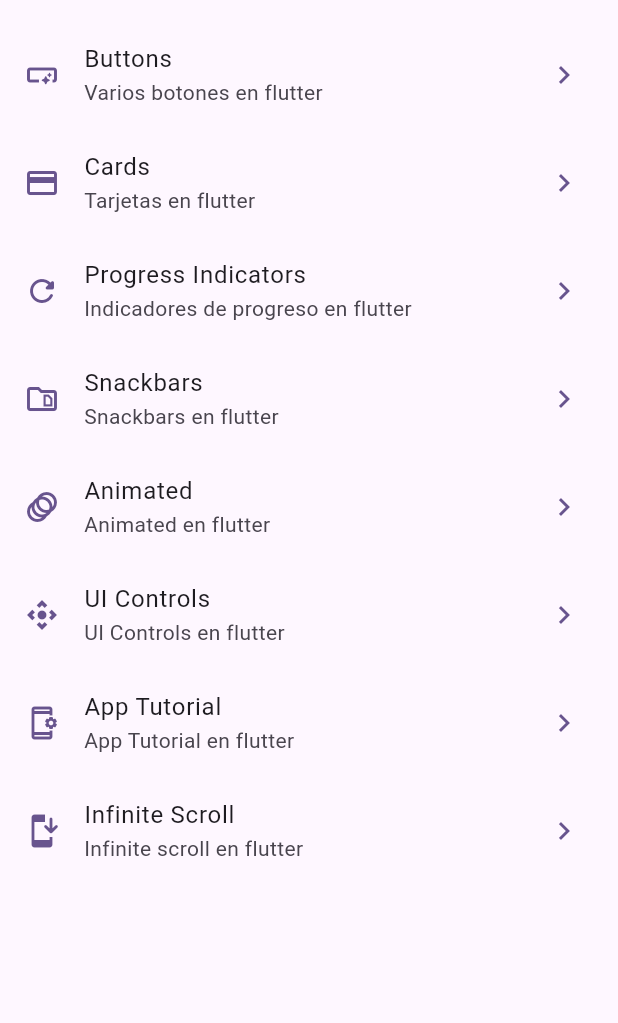
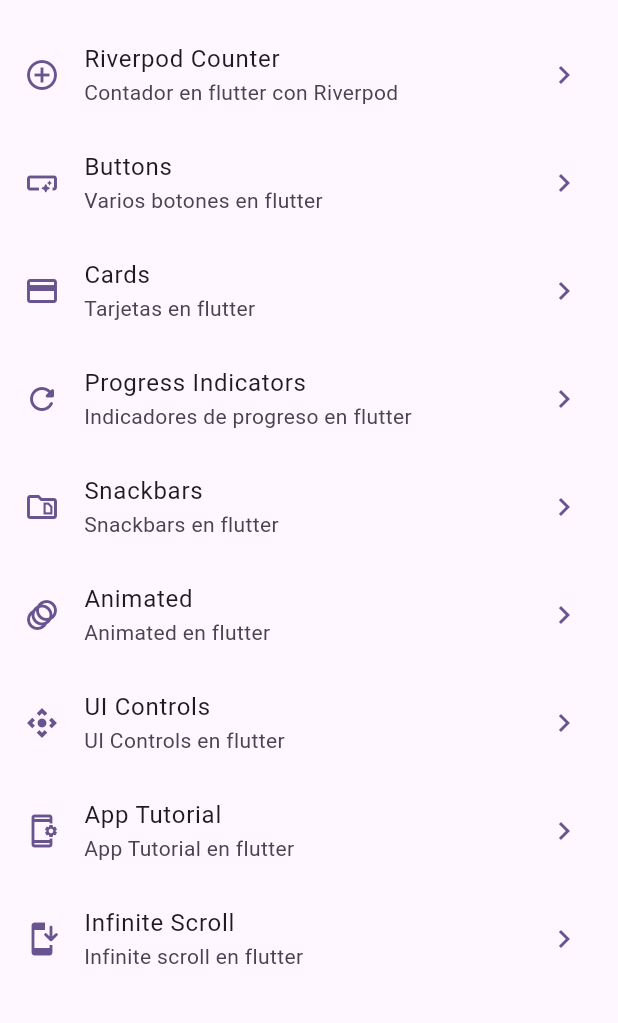
Before and after one commit to brihanPenayo/widgep_app, a Flutter app: the screen it shows after launch, on a phone screen of 412 x 824 dp, the part 63-1086 px from its top. Run offline on Flutter 3.47's test engine with Material 3 defaults, Android fonts, the phone set to English and light mode, and no system bars; our stand-ins replace animate_do, flutter_riverpod, go_router.

Commit message:
se agregan riverpod para gestor de estados

```diff
--- a/lib/config/menuItems/menu_items.dart
+++ b/lib/config/menuItems/menu_items.dart
@@ -14,6 +14,11 @@
 }
 
 const appMenuItems = <MenuItems>[
+  MenuItems(
+      title: 'Riverpod Counter',
+      link: '/counter',
+      subTitle: 'Contador en flutter con Riverpod',
+      icon: Icons.add_circle_outline_sharp),
   MenuItems(
       title: 'Buttons',
       link: '/buttons',
@@ -53,5 +58,5 @@
       title: 'Infinite Scroll',
       link: '/infinite-scroll',
       subTitle: 'Infinite scroll en flutter',
-      icon: Icons.install_mobile_rounded)
+      icon: Icons.install_mobile_rounded),
 ];
--- a/lib/config/router/app_router.dart
+++ b/lib/config/router/app_router.dart
@@ -51,5 +51,10 @@
       name: AppTutorialScreen.name,
       builder: (context, state) => const AppTutorialScreen(),
     ),
+    GoRoute(
+      path: '/counter',
+      name: CounterScreen.name,
+      builder: (context, state) => const CounterScreen(),
+    ),
   ],
 );
--- a/lib/main.dart
+++ b/lib/main.dart
@@ -1,9 +1,10 @@
 import 'package:flutter/material.dart';
+import 'package:flutter_riverpod/flutter_riverpod.dart';
 import 'package:widget_app/config/router/app_router.dart';
 import 'package:widget_app/config/theme/app_theme.dart';
 
 void main() {
-  runApp(const MainApp());
+  runApp(const ProviderScope(child: MainApp()));
 }
 
 class MainApp extends StatelessWidget {
--- /dev/null
+++ b/lib/presentation/providers/counter_provider.dart
@@ -0,0 +1,3 @@
+import 'package:flutter_riverpod/flutter_riverpod.dart';
+
+final counterProvider = StateProvider((ref) => 5);
--- /dev/null
+++ b/lib/presentation/screens/counter/counter_screen.dart
@@ -0,0 +1,26 @@
+import 'package:flutter/material.dart';
+import 'package:flutter_riverpod/flutter_riverpod.dart';
+import 'package:widget_app/presentation/providers/counter_provider.dart';
+
+class CounterScreen extends ConsumerWidget {
+  static const String name = 'counter_screen';
+  const CounterScreen({super.key});
+
+  @override
+  Widget build(BuildContext context, WidgetRef ref) {
+    final int counter = ref.watch(counterProvider);
+    return Scaffold(
+      appBar: AppBar(
+        title: Text('Counter Screen',
+            style: Theme.of(context).textTheme.titleLarge),
+      ),
+      body: Center(
+        child: Text('Count value: $counter'),
+      ),
+      floatingActionButton: FloatingActionButton(
+        child: const Icon(Icons.add),
+        onPressed: () {},
+      ),
+    );
+  }
+}
--- a/lib/presentation/screens/screens.dart
+++ b/lib/presentation/screens/screens.dart
@@ -7,3 +7,4 @@
 export 'package:widget_app/presentation/screens/ui_controls/ui_controls_screen.dart';
 export 'package:widget_app/presentation/screens/animated/animated_screen.dart';
 export 'package:widget_app/presentation/screens/app_tutorial/app_tutorial_screen.dart';
+export 'package:widget_app/presentation/screens/counter/counter_screen.dart';
--- a/pubspec.yaml
+++ b/pubspec.yaml
@@ -10,6 +10,7 @@
   animate_do: ^3.3.4
   flutter:
     sdk: flutter
+  flutter_riverpod: ^2.4.10
   go_router: ^13.2.0
 
 dev_dependencies:
```
Also changed, not shown: pubspec.lock.
